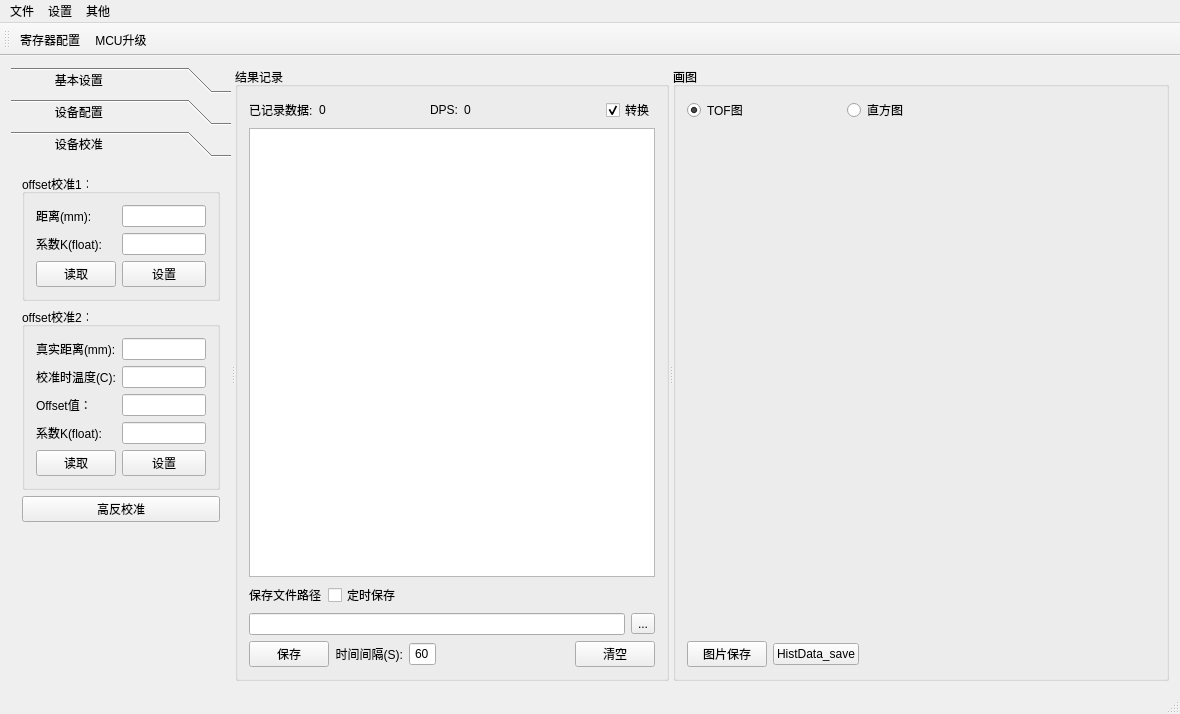
Old version of the form mainwindow.ui in the repository heathen557/vi4300.
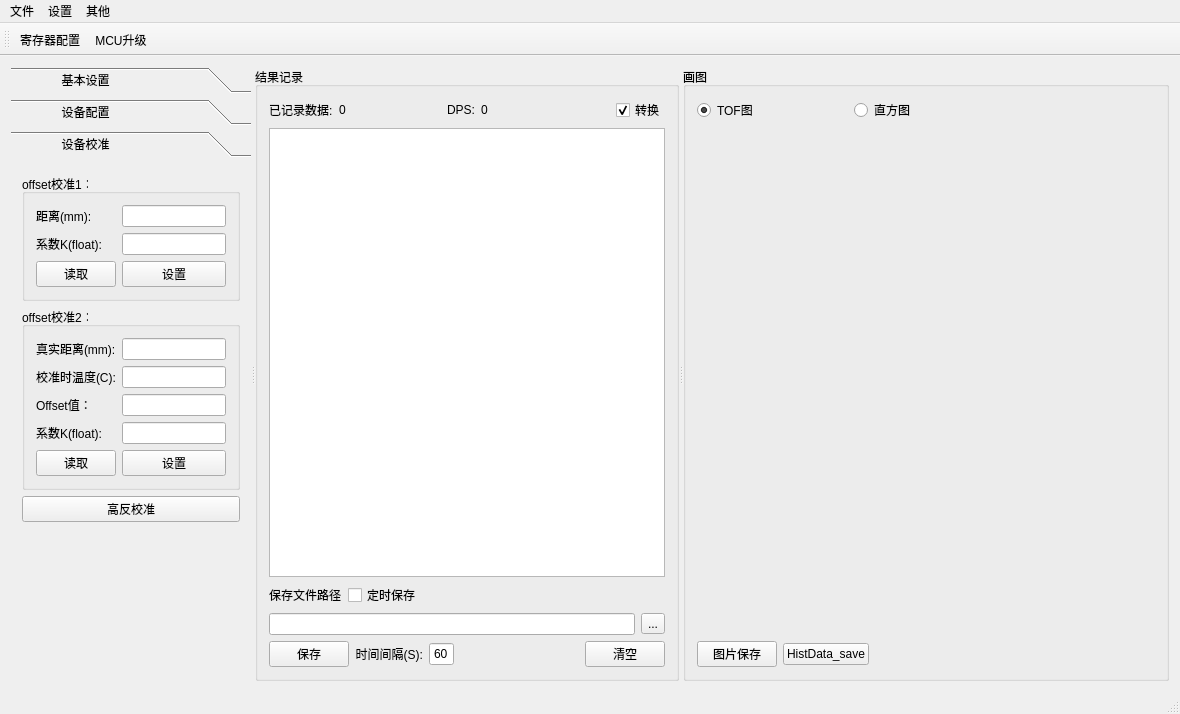
New version of the form. Icons and pictures are not drawn. Custom widgets are drawn as their Qt base class.

What changed in the file:
```diff
--- a/mainwindow.ui
+++ b/mainwindow.ui
@@ -27,19 +27,25 @@
    <layout class="QGridLayout" name="gridLayout_10">
     <item row="0" column="0">
      <widget class="QSplitter" name="splitter">
+      <property name="sizePolicy">
+       <sizepolicy hsizetype="Expanding" vsizetype="Preferred">
+        <horstretch>0</horstretch>
+        <verstretch>0</verstretch>
+       </sizepolicy>
+      </property>
       <property name="orientation">
        <enum>Qt::Horizontal</enum>
       </property>
       <widget class="QToolBox" name="toolBox">
        <property name="minimumSize">
         <size>
-         <width>220</width>
+         <width>240</width>
          <height>0</height>
         </size>
        </property>
        <property name="maximumSize">
         <size>
-         <width>220</width>
+         <width>16777215</width>
          <height>16777215</height>
         </size>
        </property>
@@ -64,7 +70,7 @@
 font: 11pt &quot;Times New Roman&quot;;}</string>
         </property>
         <attribute name="label">
-         <string>            基本设置</string>
+         <string>              基本设置</string>
         </attribute>
         <layout class="QGridLayout" name="gridLayout_7" rowstretch="5,2,5,2">
          <item row="1" column="0">
@@ -328,7 +334,7 @@
          </size>
         </property>
         <attribute name="label">
-         <string>            设备配置</string>
+         <string>              设备配置</string>
         </attribute>
         <layout class="QGridLayout" name="gridLayout_15">
          <item row="0" column="0">
@@ -625,8 +631,16 @@
         </layout>
        </widget>
        <widget class="QWidget" name="page_5">
+        <property name="geometry">
+         <rect>
+          <x>0</x>
+          <y>0</y>
+          <width>240</width>
+          <height>535</height>
+         </rect>
+        </property>
         <attribute name="label">
-         <string>            设备校准</string>
+         <string>              设备校准</string>
         </attribute>
         <layout class="QGridLayout" name="gridLayout_17">
          <item row="0" column="0">
```
Left out of the diff: 10 changed lines with no effect on the pictures.
